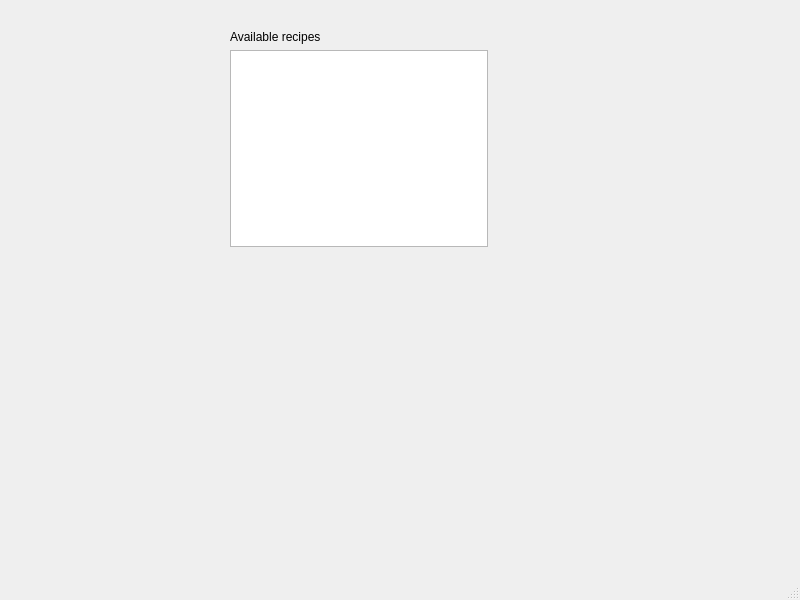
Qt form mainwindow.ui (anthonylapin/RecipePlannerQT) before a commit.
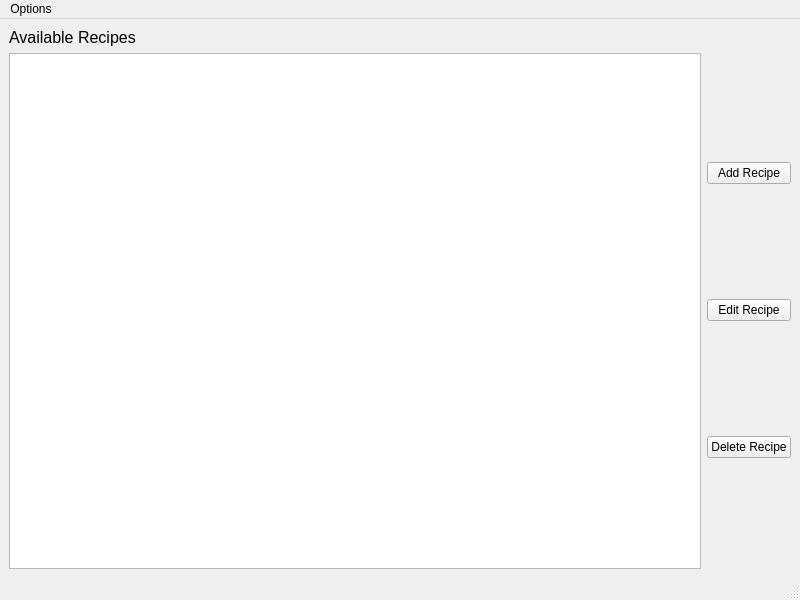
The same form after that commit.

Commit message: added Add/Edit recipes on client

```diff
--- a/mainwindow.ui
+++ b/mainwindow.ui
@@ -14,28 +14,60 @@
    <string>MainWindow</string>
   </property>
   <widget class="QWidget" name="centralwidget">
-   <widget class="QWidget" name="">
-    <property name="geometry">
-     <rect>
-      <x>230</x>
-      <y>30</y>
-      <width>258</width>
-      <height>217</height>
-     </rect>
-    </property>
-    <layout class="QVBoxLayout" name="verticalLayout">
+   <layout class="QVBoxLayout" name="verticalLayout_3">
+    <item>
+     <layout class="QVBoxLayout" name="verticalLayout_2">
      <item>
       <widget class="QLabel" name="label">
+        <property name="font">
+         <font>
+          <pointsize>12</pointsize>
+         </font>
+        </property>
        <property name="text">
-        <string>Available recipes</string>
+         <string>Available Recipes</string>
        </property>
       </widget>
      </item>
+      <item>
+       <layout class="QHBoxLayout" name="horizontalLayout_2">
      <item>
       <widget class="QListWidget" name="recipesList"/>
      </item>
-    </layout>
-   </widget>
+        <item>
+         <layout class="QHBoxLayout" name="horizontalLayout">
+          <item>
+           <layout class="QVBoxLayout" name="verticalLayout">
+            <item>
+             <widget class="QPushButton" name="addRecipeButton">
+              <property name="text">
+               <string>Add Recipe</string>
+              </property>
+             </widget>
+            </item>
+            <item>
+             <widget class="QPushButton" name="btnEditRecipe">
+              <property name="text">
+               <string>Edit Recipe</string>
+              </property>
+             </widget>
+            </item>
+            <item>
+             <widget class="QPushButton" name="pushButton_3">
+              <property name="text">
+               <string>Delete Recipe</string>
+              </property>
+             </widget>
+            </item>
+           </layout>
+          </item>
+         </layout>
+        </item>
+       </layout>
+      </item>
+     </layout>
+    </item>
+   </layout>
   </widget>
   <widget class="QMenuBar" name="menubar">
    <property name="geometry">
@@ -46,6 +78,15 @@
      <height>25</height>
     </rect>
    </property>
+   <widget class="QMenu" name="menuOptions">
+    <property name="title">
+     <string>Options</string>
+    </property>
+    <addaction name="actionCreate_Shopping_List"/>
+    <addaction name="separator"/>
+    <addaction name="actionExit"/>
+   </widget>
+   <addaction name="menuOptions"/>
   </widget>
   <widget class="QStatusBar" name="statusbar"/>
  </widget>
```
Left out of the diff: 10 changed lines with no effect on the pictures. Lines whose indentation alone changed are shown as unchanged. The commit also changes 13 other files.
